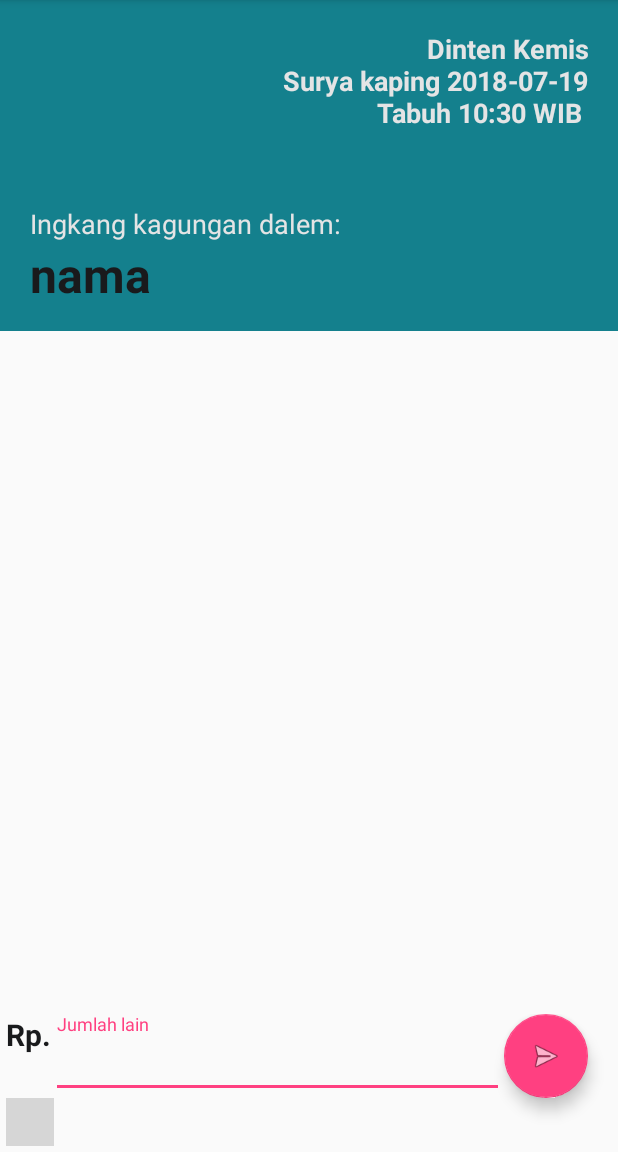
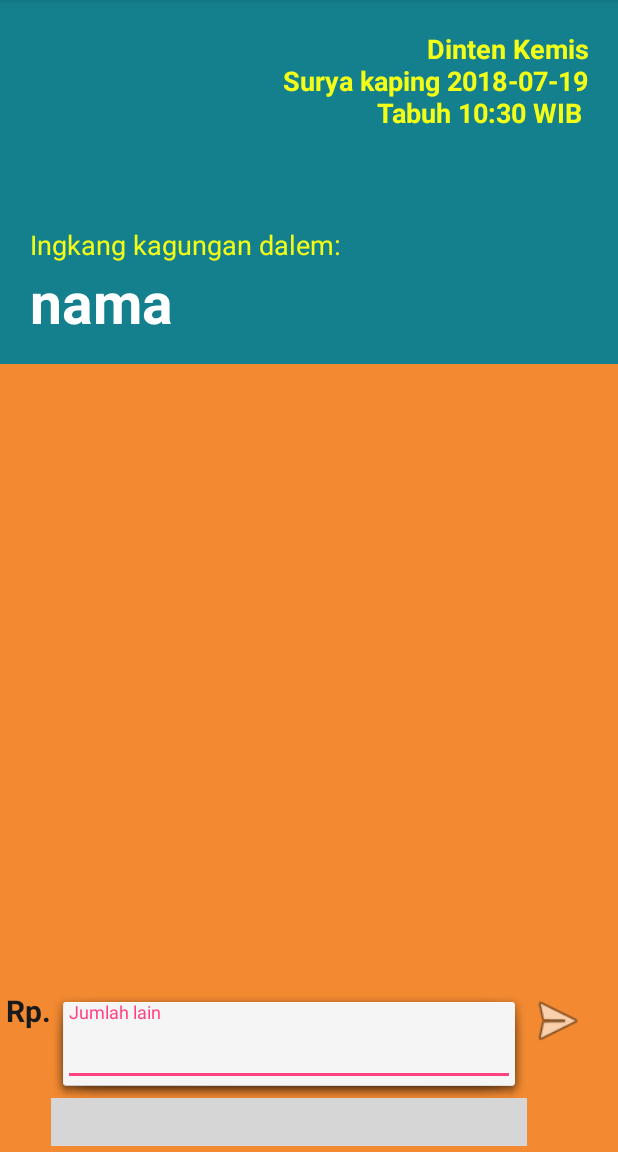
Before and after one commit to hangga/jimpitan, an Android app: the InputActivity screen opened directly, with no data from a screen before it, on a phone screen of 412 x 824 dp, the part 84-1236 px from its top. Run offline under Robolectric (Android 15) with nearby library versions, the phone set to English and light mode, and no system bars; libraries missing offline, so code that uses them is left out: com.nex3z.flowlayout; plain views replace FlowLayout; 9 statements that could not run were skipped; grey boxes are pictures that could not be loaded.

Commit message:
suipp buanget

```diff
--- a/app/src/main/java/com/jimpitan/hangga/jimpitan/db/model/Nominal.java
+++ b/app/src/main/java/com/jimpitan/hangga/jimpitan/db/model/Nominal.java
@@ -2,6 +2,7 @@ package com.jimpitan.hangga.jimpitan.db.model;
 
 import com.orm.SugarRecord;
 import com.orm.dsl.Table;
+import com.orm.dsl.Unique;
 
 /**
  * Created by sayekti on 7/18/18.
@@ -9,6 +10,8 @@ import com.orm.dsl.Table;
 
 @Table
 public class Nominal extends SugarRecord {
+
+    @Unique
     private String val;
 
     public Nominal() {
--- a/app/src/main/java/com/jimpitan/hangga/jimpitan/view/InputActivity.java
+++ b/app/src/main/java/com/jimpitan/hangga/jimpitan/view/InputActivity.java
@@ -96,7 +96,8 @@ public class InputActivity extends BaseActivity /*implements LoaderCallbacks<Cur
                 final RpButton rpButton = new RpButton(this, null, R.style.MyButton);
                 rpButton.setTextColor(ContextCompat.getColor(this, R.color.putih));
                 rpButton.setBackgroundResource(R.drawable.selector_btn_nominal);
-                rpButton.setPadding(10, 10, 10, 10);
+                rpButton.setPadding(18, 6, 18, 6);
+                rpButton.setTextSize(18);
                 rpButton.setVal(noms.get(i).getVal());
                 rpButton.setOnClickListener(new OnClickListener() {
                     @Override
@@ -248,10 +249,6 @@ public class InputActivity extends BaseActivity /*implements LoaderCallbacks<Cur
             String sNominal = mNominal.getText().toString().replace(".", "");
             nominal = Integer.parseInt(sNominal);
 
-            Nominal nom = Nominal.find(Nominal.class, "val = ?", String.valueOf(nominal)).get(0);
-            if (nom == null){
-                new Nominal(String.valueOf(nominal)).save();
-            }
 
             String generatedUniqueId = String.valueOf(id) +String.valueOf(day) + String.valueOf(month)
                     + String.valueOf(year) + hari;
@@ -269,14 +266,18 @@ public class InputActivity extends BaseActivity /*implements LoaderCallbacks<Cur
                 @Override
                 public void onResponse(Call<PostJimpitan> call, Response<PostJimpitan> response) {
                     //showProgress(false);
+                    try {
+                        long size = Nominal.find(Nominal.class, "val = ?",String.valueOf(nominal)).size();
+                        if (size < 1) {
+                            new Nominal(String.valueOf(nominal)).save();
+                        }
+                    }catch (Exception e){}
                     onBackPressed();
-                    Log.d("JIMPITAN-DAB", response.message());
                 }
 
                 @Override
                 public void onFailure(Call<PostJimpitan> call, Throwable t) {
                     //showProgress(false);
-                    Log.d("JIMPITAN-DAB", t.getMessage());
                 }
             });
         } catch (Exception e) {
--- a/app/src/main/res/drawable/selector_btn_nominal.xml
+++ b/app/src/main/res/drawable/selector_btn_nominal.xml
@@ -1,8 +1,37 @@
 <?xml version="1.0" encoding="utf-8"?>
-<selector xmlns:android="http://schemas.android.com/apk/res/android">
+<selector xmlns:android="http://schemas.android.com/apk/res/android" >
 
-    <item android:drawable="@color/color_blue" android:state_selected="true"></item>
-    <item android:drawable="@color/colorAccent" android:state_pressed="true"></item>
-    <item android:drawable="@color/color_blue"></item>
+    <item android:state_pressed="true">
+        <shape  >
+            <solid android:color="@color/color_orange"/>
+            <corners
+                android:radius="7dp"/>
+        </shape>
+    </item>
+
+    <item android:state_focused="true" >
+        <shape xmlns:android="http://schemas.android.com/apk/res/android" >
+            <solid android:color="@color/color_orange"/>
+            <corners
+                android:radius="7dp"/>
+        </shape>
+    </item>
+
+    <item android:state_focused="false" >
+        <shape xmlns:android="http://schemas.android.com/apk/res/android" >
+            <solid android:color="@color/color_blue"/>
+            <corners
+                android:radius="7dp"/>
+        </shape>
+    </item>
+
+    <item android:state_pressed="false" >
+        <shape xmlns:android="http://schemas.android.com/apk/res/android" >
+            <solid android:color="@color/color_blue"/>
+            <corners
+                android:radius="7dp"
+                />
+        </shape>
+    </item>
 
 </selector>
--- a/app/src/main/res/layout/activity_input.xml
+++ b/app/src/main/res/layout/activity_input.xml
@@ -6,6 +6,7 @@
     android:layout_height="match_parent"
     android:gravity="center_horizontal"
     android:orientation="vertical"
+    android:background="@color/color_orange"
     tools:context="com.jimpitan.hangga.jimpitan.view.InputActivity">
 
     <!-- Login progress -->
@@ -56,19 +57,19 @@
                     android:textAlignment="gravity"
                     android:layout_width="match_parent"
                     android:layout_height="wrap_content"
-                    android:textColor="@color/divider_grey"
+                    android:textColor="@color/yellow_nganu"
                     android:textSize="18sp"
                     android:textStyle="bold"
                     android:text="@string/app_name"/>
 
 
                 <TextView
-                    android:layout_marginTop="24dp"
+                    android:layout_marginTop="38dp"
                     android:layout_marginLeft="4dp"
                     android:layout_marginRight="4dp"
                     android:layout_width="wrap_content"
                     android:layout_height="wrap_content"
-                    android:textColor="@color/divider_grey"
+                    android:textColor="@color/yellow_nganu"
                     android:textSize="18sp"
                     android:text="@string/namalabel"/>
 
@@ -79,21 +80,20 @@
                     android:layout_marginRight="4dp"
                     android:layout_width="wrap_content"
                     android:layout_height="wrap_content"
-                    android:textColor="@color/young_black"
-                    android:textSize="32sp"
+                    android:textColor="@color/putih"
+                    android:textSize="38sp"
+                    android:maxLines="2"
                     android:textStyle="bold"
                     android:text="@string/nama"/>
 
             </LinearLayout>
-
-
-
 
         </LinearLayout>
     </ScrollView>
 
     <RelativeLayout
         android:id="@+id/relEditor"
+        android:background="@android:color/transparent"
         android:layout_width="match_parent"
         android:layout_height="wrap_content"
         android:padding="4dp"
@@ -109,6 +109,7 @@
 
         <android.support.design.widget.TextInputLayout
             android:id="@+id/inputNominal"
+            android:background="@android:drawable/dialog_holo_light_frame"
             android:layout_width="match_parent"
             android:layout_height="wrap_content"
             android:layout_toRightOf="@+id/txtRp"
@@ -127,31 +128,31 @@
                 android:singleLine="true" />
 
         </android.support.design.widget.TextInputLayout>
-        <android.support.design.widget.FloatingActionButton
+        <ImageView
             android:id="@+id/fabSend"
             android:layout_alignParentRight="true"
+            android:scaleType="center"
+            android:padding="20dp"
             android:layout_width="wrap_content"
             android:layout_height="wrap_content"
-            android:layout_gravity="bottom|end"
-            android:layout_marginRight="@dimen/fab_margin"
-            app:srcCompat="@android:drawable/ic_menu_send" />
+            android:background="@android:drawable/ic_menu_send"
+            android:src="@drawable/selector_btn_nominal"
+            android:layout_marginRight="@dimen/fab_margin"/>
 
         <com.nex3z.flowlayout.FlowLayout
             android:id="@+id/flowRp"
+            android:layout_toRightOf="@+id/txtRp"
             xmlns:app="http://schemas.android.com/apk/res-auto"
             android:layout_width="wrap_content"
             android:layout_height="wrap_content"
             android:layout_below="@+id/inputNominal"
+            android:layout_toLeftOf="@+id/fabSend"
+            android:padding="4dp"
+            android:gravity="left"
+            android:foregroundGravity="left"
             app:flChildSpacing="auto"
-            app:flChildSpacingForLastRow="auto"
+            app:flChildSpacingForLastRow="align"
             app:flRowSpacing="8dp">
-
-
-
-
-
-            <!--...-->
-
         </com.nex3z.flowlayout.FlowLayout>
     </RelativeLayout>
     <ProgressBar
--- a/app/src/main/res/values/colors.xml
+++ b/app/src/main/res/values/colors.xml
@@ -11,6 +11,7 @@
     <color name="divider_grey">#e4e4e5</color>
     <color name="putih">#ffffff</color>
     <color name="young_black">#191a1c</color>
+    <color name="yellow_nganu">#f3ff16</color>
 
     <array name="rect_color">
         <item>@color/color_blue</item>
```
